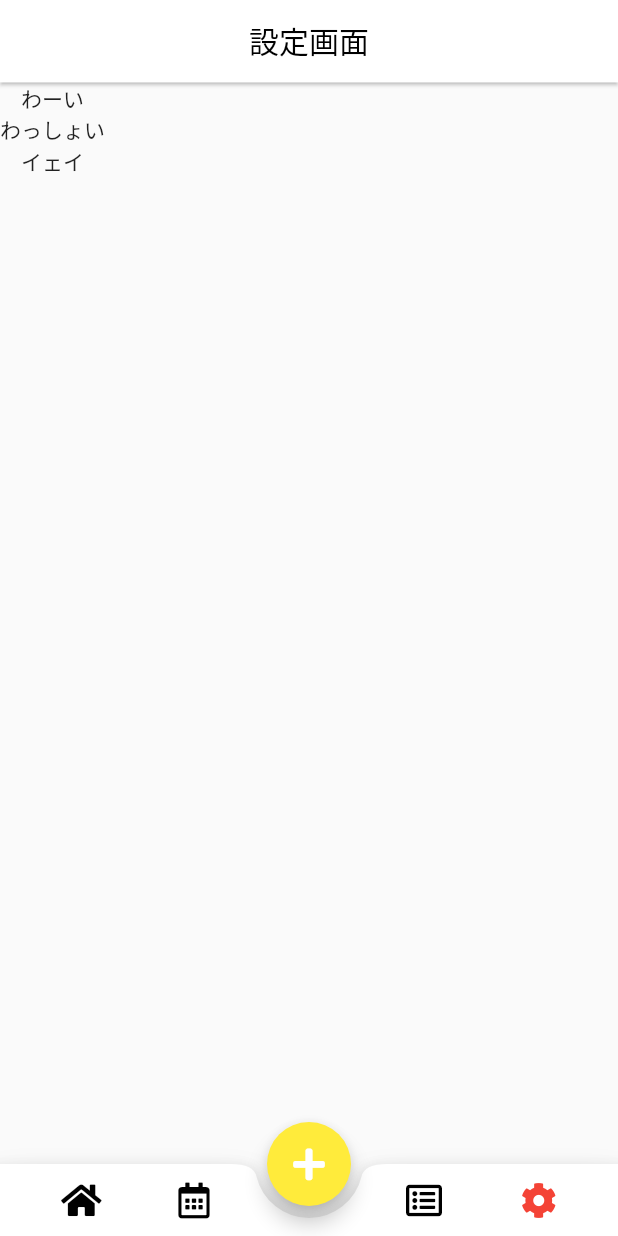
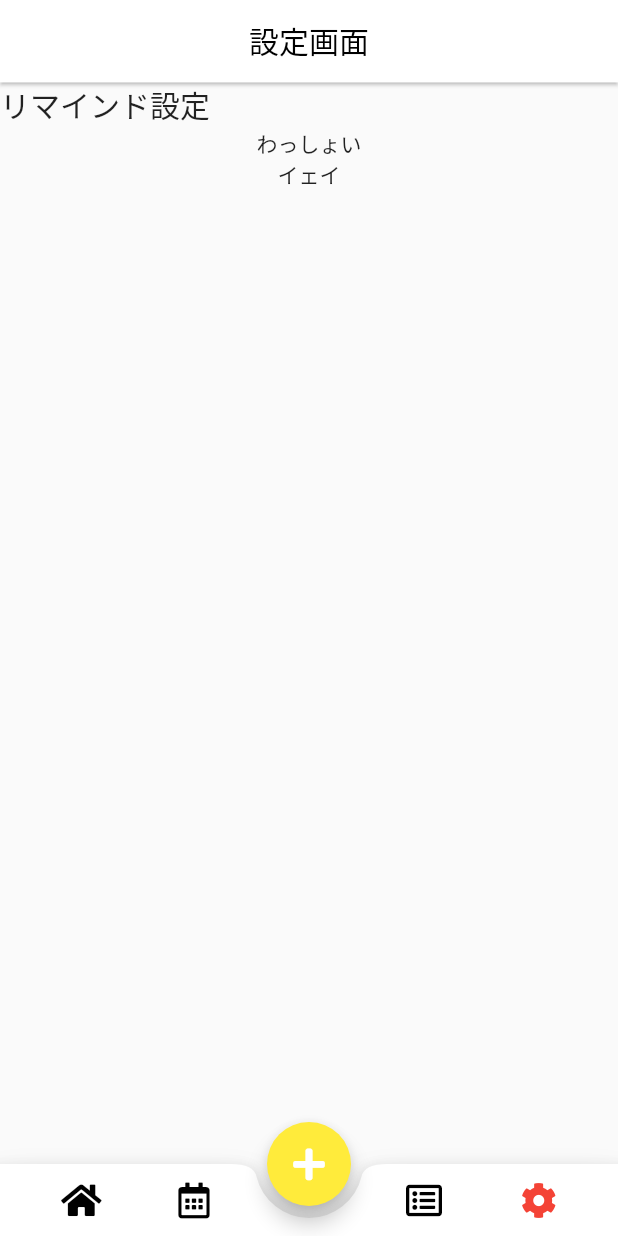
Before and after one commit to Kurogoma939/flutter_cashen, a Flutter app: the screen it shows after launch, item 4 of the bottom bar chosen, on a phone screen of 412 x 824 dp. Run offline on Flutter 3.47's test engine with Material 2 defaults, Android fonts, the light colour scheme and no system bars; our stand-ins replace font_awesome_flutter, syncfusion_flutter_calendar; Roboto replaces fonts that are missing (MPLUSRounded).

Commit message:
firebase設定（android)

```diff
--- a/lib/app.dart
+++ b/lib/app.dart
@@ -1,4 +1,4 @@
-///パッケージ
+// パッケージ
 import 'package:cashen/presentations/widgets/BottomNavigationBar.dart';
 import 'package:flutter/material.dart';
 import 'package:font_awesome_flutter/font_awesome_flutter.dart';
--- a/lib/presentations/pages/setting_tab_page.dart
+++ b/lib/presentations/pages/setting_tab_page.dart
@@ -26,7 +26,7 @@ class _SettingTabState extends State<SettingTab> {
         child: Column(
           crossAxisAlignment: CrossAxisAlignment.center,
           children: [
-            Text('わーい'),
+            RemindSwitch(),
             Text('わっしょい'),
             Text('イェイ'),
           ],
@@ -35,3 +35,21 @@ class _SettingTabState extends State<SettingTab> {
     );
   }
 }
+
+class RemindSwitch extends StatelessWidget {
+  const RemindSwitch({Key? key}) : super(key: key);
+
+  @override
+  Widget build(BuildContext context) {
+    return Container(
+      child: Row(
+        children: <Widget>[
+          Text(
+            'リマインド設定',
+            style: TextStyle(fontSize: 20),
+          ),
+        ],
+      ),
+    );
+  }
+}
--- a/pubspec.yaml
+++ b/pubspec.yaml
@@ -19,7 +19,11 @@ dependencies:
   hooks_riverpod: ^0.14.0+4
   provider: ^5.0.0
   syncfusion_flutter_calendar: ^19.2.59
-
+  firebase_analytics: ^8.3.4
+  firebase_auth: ^3.1.4
+  firebase_core: ^1.8.0
+  cloud_functions: ^3.0.5
+  firebase_storage: ^10.0.6
 
 dev_dependencies:
   flutter_lints: ^1.0.4
```
Also changed, not shown: pubspec.lock, 8 other files.
